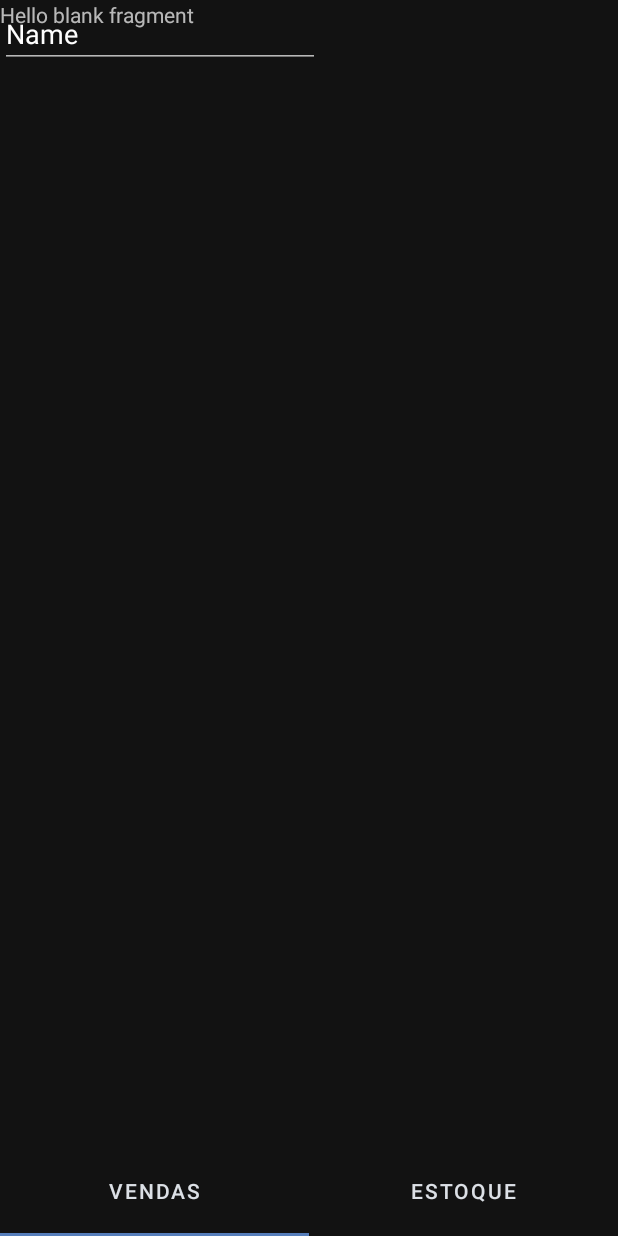
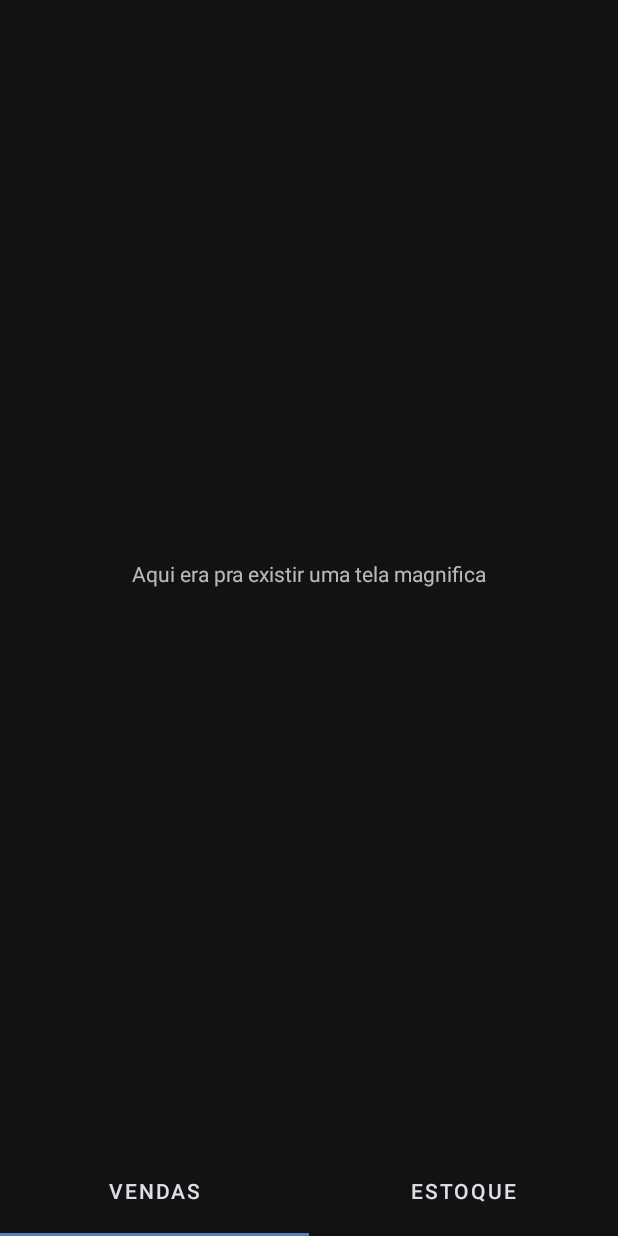
Before and after one commit to leonamCruz/Estockando, an Android app: the Pesquisa screen opened directly, with no data from a screen before it, on a phone screen of 412 x 824 dp. Run offline under Robolectric (Android 15) with nearby library versions, the phone set to English and light mode, and no system bars.

Commit message:
Fragment estoque

```diff
--- a/app/src/main/AndroidManifest.xml
+++ b/app/src/main/AndroidManifest.xml
@@ -11,6 +11,9 @@
         android:supportsRtl="false"
         android:theme="@style/Theme.MaterialComponents.NoActionBar"
         tools:targetApi="31">
+        <activity
+            android:name=".view.reciclaveis.RecyclerView"
+            android:exported="false" />
         <activity
             android:name=".view.atividades.Pesquisa"
             android:exported="false" />
--- a/app/src/main/java/tech/leonam/estockando/view/atividades/MainActivity.kt
+++ b/app/src/main/java/tech/leonam/estockando/view/atividades/MainActivity.kt
@@ -5,6 +5,7 @@ import android.os.Bundle
 import androidx.appcompat.app.AppCompatActivity
 import tech.leonam.estockando.R
 import tech.leonam.estockando.databinding.ActivityMainBinding
+import tech.leonam.estockando.view.adaptadores.AdaptadorDePaginaPesquisa
 
 class MainActivity : AppCompatActivity() {
     private lateinit var binding: ActivityMainBinding
@@ -19,7 +20,7 @@ class MainActivity : AppCompatActivity() {
 
     private fun clickPesquisa() {
         binding.cardPesquisa.setOnClickListener {
-            startActivity(Intent(this, Pesquisa::class.java))
+            startActivity(Intent(this,Pesquisa::class.java))
         }
     }
 
@@ -35,5 +36,6 @@ class MainActivity : AppCompatActivity() {
         val mensagem = "$saudacao$nome."
 
         binding.nomeDoCidadao.text = mensagem
+
     }
 }
--- a/app/src/main/java/tech/leonam/estockando/view/atividades/Pesquisa.kt
+++ b/app/src/main/java/tech/leonam/estockando/view/atividades/Pesquisa.kt
@@ -14,6 +14,7 @@ class Pesquisa : AppCompatActivity() {
         super.onCreate(savedInstanceState)
         binding = ActivityPesquisaBinding.inflate(layoutInflater)
         setContentView(binding.root)
+        binding.botaView.adapter = AdaptadorDePaginaPesquisa(this)
         adicionarTabListener()
         arrastaProLado()
     }
@@ -28,9 +29,7 @@ class Pesquisa : AppCompatActivity() {
     }
 
     private fun adicionarTabListener() {
-        binding.botaView.adapter = AdaptadorDePaginaPesquisa(this)
-
-        binding.tab.addOnTabSelectedListener(object : OnTabSelectedListener{
+        binding.tab.addOnTabSelectedListener(object : OnTabSelectedListener {
             override fun onTabSelected(tab: TabLayout.Tab?) {
                 binding.botaView.currentItem = tab!!.position
             }
--- a/app/src/main/res/layout/fragment_pesquisa_estoque.xml
+++ b/app/src/main/res/layout/fragment_pesquisa_estoque.xml
@@ -33,7 +33,7 @@
             android:layout_marginStart="28sp"
             android:text="@string/mostrar_todos_os_produtos"
             android:textColor="@color/preto"
-            android:textSize="18sp" />
+            android:textSize="16sp" />
     </androidx.cardview.widget.CardView>
 
     <androidx.cardview.widget.CardView
@@ -50,7 +50,7 @@
 
         <EditText
             android:id="@+id/numeroDoIdPesquisa"
-            android:layout_width="220sp"
+            android:layout_width="200sp"
             android:layout_height="75sp"
             android:layout_gravity="center_vertical"
             android:layout_marginStart="28sp"
--- a/app/src/main/res/layout/fragment_pesquisa_vendas.xml
+++ b/app/src/main/res/layout/fragment_pesquisa_vendas.xml
@@ -1,22 +1,18 @@
 <?xml version="1.0" encoding="utf-8"?>
-<FrameLayout xmlns:android="http://schemas.android.com/apk/res/android"
+<androidx.constraintlayout.widget.ConstraintLayout xmlns:android="http://schemas.android.com/apk/res/android"
+    xmlns:app="http://schemas.android.com/apk/res-auto"
     xmlns:tools="http://schemas.android.com/tools"
     android:layout_width="match_parent"
-    android:layout_height="match_parent"
-    tools:context=".view.fragmentos.PesquisaVendas">
+    android:layout_height="match_parent">
 
-    <!-- TODO: Update blank fragment layout -->
+
     <TextView
-        android:layout_width="match_parent"
-        android:layout_height="match_parent"
-        android:text="@string/hello_blank_fragment" />
-
-    <EditText
-        android:id="@+id/editTextText"
+        android:id="@+id/textView"
         android:layout_width="wrap_content"
         android:layout_height="wrap_content"
-        android:ems="10"
-        android:inputType="text"
-        android:text="Name" />
-
-</FrameLayout>
+        android:text="Aqui era pra existir uma tela magnifica"
+        app:layout_constraintBottom_toBottomOf="parent"
+        app:layout_constraintEnd_toEndOf="parent"
+        app:layout_constraintStart_toStartOf="parent"
+        app:layout_constraintTop_toTopOf="parent" />
+</androidx.constraintlayout.widget.ConstraintLayout>
--- a/app/src/main/res/layout/fragment_vendas.xml
+++ /dev/null
@@ -1,6 +0,0 @@
-<?xml version="1.0" encoding="utf-8"?>
-<androidx.constraintlayout.widget.ConstraintLayout xmlns:android="http://schemas.android.com/apk/res/android"
-    android:layout_width="match_parent"
-    android:layout_height="match_parent">
-
-</androidx.constraintlayout.widget.ConstraintLayout>
--- a/app/src/main/res/values/strings.xml
+++ b/app/src/main/res/values/strings.xml
@@ -19,4 +19,9 @@
     <string name="insira_o_id">Insira o ID</string>
     <string name="de">De</string>
     <string name="at">Até</string>
+    <string name="nome_do_produto">Nome do Produto</string>
+    <string name="lorem_ipsum">A rola dele parece um bambu e eu tenho medo do comedor de cu, fui capturado pelo come cu, ele arrombou alargou o meu cu. I ought to just try that with my boss; I\'d get kicked out on the spot. But who knows, maybe that would be the best thing for me. If I.</string>
+    <string name="quantidade">Quantidade</string>
+    <string name="cadastrado_em_dd_mm_aaaa">Cadastrado em: dd/mm/aaaa</string>
+    <string name="rs">R$00,00</string>
 </resources>
```
Also changed, not shown: app/src/main/java/tech/leonam/estockando/controller/Produtos.java (added, +10 -0 lines), app/src/main/java/tech/leonam/estockando/view/adaptadores/ViewGenerica.kt (added, +9 -0 lines), app/src/main/java/tech/leonam/estockando/view/adaptadores/ViewGenericaAdaptadora.kt (added, +19 -0 lines), app/src/main/java/tech/leonam/estockando/view/reciclaveis/RecyclerView.kt (added, +12 -0 lines), app/src/main/res/layout/activity_reciclavel_mostrar_tudo.xml (added, +12 -0 lines), app/src/main/res/layout/generic_product_layout.xml (added, +77 -0 lines).
